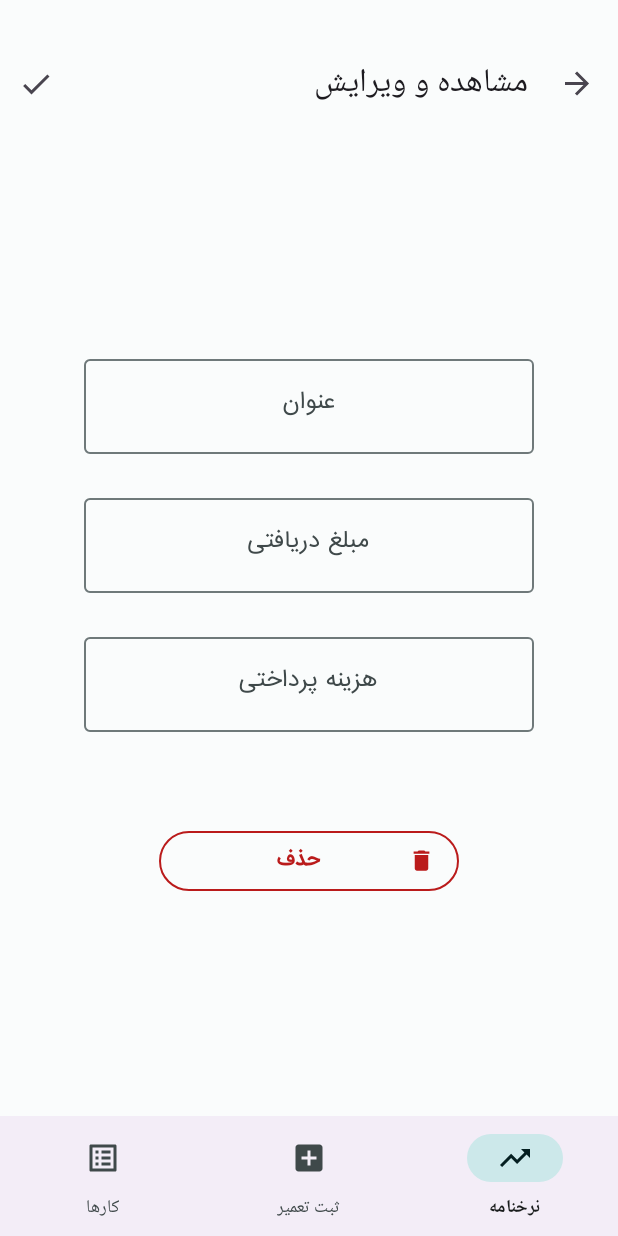
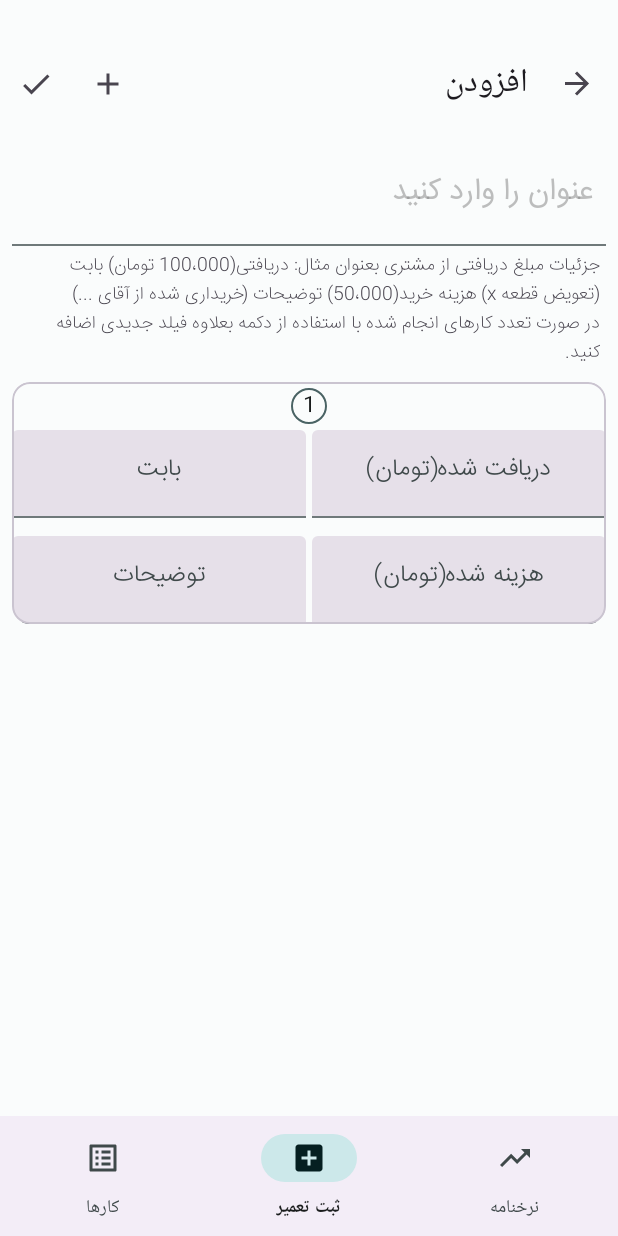
Before and after one commit to hamidamirhajlo/hesabketab, an Android app: the UpdateFragment screen opened through its navigation route, item 2 of the bottom bar chosen, on a phone screen of 412 x 824 dp. Run offline under Robolectric (Android 15) with nearby library versions, the phone set to English and light mode, and no system bars; our stand-ins replace Room's generated code, navigation-ui; libraries missing offline, so code that uses them is left out: ir.hamsaa.persiandatepicker.

Commit message:
rename AddFragment2 to AddFragment and completed

```diff
--- a/app/src/main/java/com/hamid/learninggauth/core/adapter/FieldsAdapter.kt
+++ b/app/src/main/java/com/hamid/learninggauth/core/adapter/FieldsAdapter.kt
@@ -6,18 +6,14 @@ import android.view.View
 import android.view.View.GONE
 import android.view.ViewGroup
 import android.widget.Toast
-import androidx.core.widget.addTextChangedListener
 import androidx.recyclerview.widget.RecyclerView
 import com.hamid.learninggauth.R
-import com.hamid.learninggauth.core.data.FieldsData
-import kotlinx.android.synthetic.main.fields_add.view.*
+import com.hamid.learninggauth.core.data.Field
+import kotlinx.android.synthetic.main.item_fields.view.*
 
 class FieldsAdapter : RecyclerView.Adapter<FieldsViewHolder>() {
 
-    private var cost: Int = 0
-    private var total: Int = 0
-    private var income: Int = 0
-    var listItem = mutableListOf<FieldsData>()
+    var listItem = mutableListOf<Field>()
     override fun onCreateViewHolder(parent: ViewGroup, viewType: Int): FieldsViewHolder {
         return FieldsViewHolder.by(parent)
     }
@@ -32,17 +28,13 @@ class FieldsAdapter : RecyclerView.Adapter<FieldsViewHolder>() {
                 removeItem(position)
             }
 
-            edt_total_add2.addTextChangedListener {
-
-                cost
-            }
         }
     }
 
     override fun getItemCount() = listItem.size
 
     @SuppressLint("NotifyDataSetChanged")
-    fun submit(newList: MutableList<FieldsData>) {
+    fun submit(newList: MutableList<Field>) {
         listItem = newList
         notifyItemInserted(listItem.size - 1)
     }
@@ -57,19 +49,19 @@ class FieldsAdapter : RecyclerView.Adapter<FieldsViewHolder>() {
 class FieldsViewHolder(view: View) : RecyclerView.ViewHolder(view) {
 
     @SuppressLint("SetTextI18n")
-    fun bind(item: FieldsData) {
+    fun bind(item: Field) {
         with(itemView) {
             try {
                 if (layoutPosition == 0) {
                     btn_remove_new_total.visibility = GONE
                 }
 
-                tv_num_add2.text = "${layoutPosition + 1}"
+                tv_num_add.text = "${layoutPosition + 1}"
                 item.id = layoutPosition
-                item.forr = edt_for_add2.text.toString()
-                item.total = edt_total_add2.text.toString()
-                item.cost = edt_cost_add2.text.toString()
-                item.comment = edt_comment_add2.text.toString()
+                item.forr = edt_for_add.text.toString()
+                item.total = edt_total_add.text.toString()
+                item.cost = edt_cost_add.text.toString()
+                item.comment = edt_comment_add.text.toString()
 
             } catch (e: Exception) {
                 Toast.makeText(this.context, "لطفا ورودی ها را کنترل کنید.", Toast.LENGTH_SHORT)
@@ -82,7 +74,7 @@ class FieldsViewHolder(view: View) : RecyclerView.ViewHolder(view) {
         fun by(parent: ViewGroup): FieldsViewHolder {
             return FieldsViewHolder(
                 LayoutInflater.from(parent.context).inflate(
-                    R.layout.fields_add, parent, false
+                    R.layout.item_fields, parent, false
                 )
             )
         }
--- a/app/src/main/java/com/hamid/learninggauth/core/data/FieldsData.kt
+++ b/app/src/main/java/com/hamid/learninggauth/core/data/Field.kt
@@ -1,6 +1,6 @@
 package com.hamid.learninggauth.core.data
 
-data class FieldsData(
+data class Field(
     var id:Int,
     var total: String,
     var forr: String,
--- /dev/null
+++ b/app/src/main/java/com/hamid/learninggauth/view/fragment/AddFragment.kt
@@ -0,0 +1,129 @@
+package com.hamid.learninggauth.view.fragment
+
+import android.os.Bundle
+import android.view.View
+import android.widget.ArrayAdapter
+import androidx.fragment.app.Fragment
+import androidx.navigation.fragment.findNavController
+import androidx.navigation.ui.AppBarConfiguration
+import androidx.navigation.ui.setupWithNavController
+import com.hamid.learninggauth.R
+import com.hamid.learninggauth.core.adapter.FieldsAdapter
+import com.hamid.learninggauth.core.adapter.FieldsViewHolder
+import com.hamid.learninggauth.core.data.AppData
+import com.hamid.learninggauth.core.data.Field
+import com.hamid.learninggauth.viewmodel.AppViewModel
+import kotlinx.android.synthetic.main.item_fields.view.*
+import kotlinx.android.synthetic.main.fragment_add.*
+import org.koin.androidx.viewmodel.ext.android.viewModel
+
+class AddFragment : Fragment(R.layout.fragment_add) {
+    private val viewModel: AppViewModel by viewModel()
+
+    private val fieldAdapter = FieldsAdapter()
+    private val fieldList = mutableListOf<Field>()
+
+    override fun onViewCreated(view: View, savedInstanceState: Bundle?) {
+        super.onViewCreated(view, savedInstanceState)
+        setupToolbar()
+
+
+        val actvAdapter = ArrayAdapter(
+            requireContext(), android.R.layout.simple_expandable_list_item_1,
+            resources.getStringArray(R.array.actv_title_suggestions)
+        )
+
+        actv_title_add.setAdapter(actvAdapter)
+
+        // setup recyclerview with an empty field
+        recy_add.adapter = fieldAdapter
+        addNewField()
+
+    }
+
+    // add new empty field and notify recyclerview
+    private fun addNewField() {
+        fieldList.add(Field(0, "", "", "", ""))
+        fieldAdapter.submit(fieldList)
+        recy_add.smoothScrollToPosition(fieldList.size)
+    }
+
+    // compute data from inputs and save list to db
+    private fun save(fieldAdapter: FieldsAdapter) {
+        if (actv_title_add.text.isNotEmpty()) {
+            val title = actv_title_add.text.toString()
+            var total = 0
+            var cost = 0
+            var forr = ""
+            var comment = ""
+
+            fieldAdapter.listItem.forEachIndexed { index, _ ->
+
+                val vh = recy_add.findViewHolderForLayoutPosition(index) as FieldsViewHolder
+
+                with(vh.itemView) {
+
+                    if (edt_total_add.text?.isNotEmpty() == true) {
+                        total += edt_total_add.text.toString().toInt()
+                    }
+
+                    if (edt_cost_add.text?.isNotEmpty() == true) {
+                        cost += edt_cost_add.text.toString().toInt()
+                    }
+
+
+                    /** get comment text and seprate each of them via (,) **/
+                    comment = if (edt_comment_add.text?.isNotEmpty() == true) {
+                        comment.plus("${edt_comment_add.text.toString()} , ")
+                    } else {
+                        comment.plus(" , ندارد")
+                    }
+
+                    /** get forr text and seprate each of them via (,) **/
+                    forr = if (edt_for_add.text?.isNotEmpty() == true) {
+                        forr.plus("${edt_for_add.text.toString()},")
+                    } else {
+                        forr.plus(" , ندارد")
+                    }
+                }
+            }
+
+            val income: Int = total - cost
+
+            val appData =
+                AppData(
+                    0,
+                    title,
+                    total.toString(),
+                    cost.toString(),
+                    income.toString(),
+                    forr,
+                    comment
+                )
+
+            println(appData)
+            viewModel.insert(appData)
+            findNavController().popBackStack()
+        } else {
+            actv_title_add.requestFocus()
+            textInputLayout_title.error = "عنوان نمی تواند خالی باشد"
+        }
+    }
+
+    private fun setupToolbar() {
+        toolbar.setupWithNavController(
+            findNavController(), AppBarConfiguration(findNavController().graph)
+        )
+
+        toolbar.setOnMenuItemClickListener {
+
+            when (it.itemId) {
+
+                R.id.action_save -> save(fieldAdapter)
+                R.id.action_add_field -> addNewField()
+            }
+
+            return@setOnMenuItemClickListener true
+        }
+    }
+}
--- a/app/src/main/java/com/hamid/learninggauth/view/fragment/MainFragment.kt
+++ b/app/src/main/java/com/hamid/learninggauth/view/fragment/MainFragment.kt
@@ -52,15 +52,9 @@ class MainFragment : Fragment(R.layout.fragment_main) {
 
     override fun onViewCreated(view: View, savedInstanceState: Bundle?) {
         super.onViewCreated(view, savedInstanceState)
+
         setupToolbar()
-
         setupRecyclerViewItems()
-
-        // initBottomNavigation()
-        fab_add_item.setOnClickListener {
-            findNavController().navigate(R.id.go_add2)
-        }
-
         initChips()
     }
 
--- /dev/null
+++ b/app/src/main/res/layout/fragment_add.xml
@@ -0,0 +1,78 @@
+<?xml version="1.0" encoding="utf-8"?>
+<androidx.coordinatorlayout.widget.CoordinatorLayout xmlns:android="http://schemas.android.com/apk/res/android"
+    xmlns:app="http://schemas.android.com/apk/res-auto"
+    xmlns:tools="http://schemas.android.com/tools"
+    android:layout_width="match_parent"
+    android:layout_height="match_parent"
+    android:layoutDirection="rtl">
+
+    <com.google.android.material.appbar.AppBarLayout
+        android:id="@+id/appbar"
+        android:layout_width="match_parent"
+        android:layout_height="wrap_content">
+
+        <androidx.appcompat.widget.Toolbar
+            android:id="@+id/toolbar"
+            android:layout_width="match_parent"
+            android:layout_height="?attr/actionBarSize"
+            app:menu="@menu/add_top"
+            tools:title="افزودن تعمیر انجام شده" />
+    </com.google.android.material.appbar.AppBarLayout>
+
+
+    <LinearLayout
+        android:padding="8dp"
+
+        android:layout_width="match_parent"
+        android:layout_height="wrap_content"
+        android:orientation="vertical"
+        app:layout_behavior="@string/appbar_scrolling_view_behavior">
+
+        <!-- title -->
+        <com.google.android.material.textfield.TextInputLayout
+            android:id="@+id/textInputLayout_title"
+            style="@style/Widget.Material3.TextInputLayout.FilledBox.Dense"
+            android:layout_width="match_parent"
+            android:layout_height="wrap_content"
+            android:layout_alignParentTop="true"
+            android:layout_marginTop="4dp"
+            android:hint="عنوان را وارد کنید"
+            android:textColorHint="#7f7f7f7f">
+
+            <com.google.android.material.textfield.MaterialAutoCompleteTextView
+                android:id="@+id/actv_title_add"
+                android:layout_width="match_parent"
+                android:layout_height="64dp"
+                android:background="@android:color/transparent"
+                android:elegantTextHeight="true"
+                android:fontFamily="@font/irsns"
+                android:maxLength="300"
+                android:maxLines="1"
+                android:padding="8dp"
+                android:textSize="20sp" />
+
+        </com.google.android.material.textfield.TextInputLayout>
+
+        <!-- comment -->
+        <TextView
+            android:id="@+id/tv_comment"
+            android:layout_width="match_parent"
+            android:layout_height="wrap_content"
+            android:layout_margin="4dp"
+            android:fontFamily="@font/irsns_ul"
+            android:text="جزئیات مبلغ دریافتی از مشتری بعنوان مثال: دریافتی(100،000 تومان) بابت (تعویض قطعه x) هزینه خرید(50،000) توضیحات (خریداری شده از آقای ...) \nدر صورت تعدد کارهای انجام شده با استفاده از دکمه بعلاوه فیلد جدیدی اضافه کنید."
+            android:textDirection="rtl"
+            android:textSize="12sp" />
+
+        <androidx.recyclerview.widget.RecyclerView
+            android:id="@+id/recy_add"
+            android:layout_width="match_parent"
+            android:layout_height="wrap_content"
+            app:layoutManager="androidx.recyclerview.widget.LinearLayoutManager"
+            tools:itemCount="2"
+            tools:listitem="@layout/item_fields" />
+
+    </LinearLayout>
+
+
+</androidx.coordinatorlayout.widget.CoordinatorLayout>
--- a/app/src/main/res/layout/fragment_update.xml
+++ b/app/src/main/res/layout/fragment_update.xml
@@ -16,7 +16,7 @@
             android:id="@+id/toolbar"
             android:layout_width="match_parent"
             android:layout_height="match_parent"
-            app:menu="@menu/menu_item_details"
+            app:menu="@menu/update_top"
             app:title="ویرایش" />
     </com.google.android.material.appbar.AppBarLayout>
 
--- a/app/src/main/res/layout/fields_add.xml
+++ b/app/src/main/res/layout/item_fields.xml
@@ -14,17 +14,17 @@
         android:orientation="vertical">
 
         <TextView
-            android:id="@+id/tv_num_add2"
+            android:id="@+id/tv_num_add"
             android:layout_width="24dp"
             android:layout_height="24dp"
             android:layout_gravity="center"
-            android:layout_margin="2dp"
+            android:layout_margin="4dp"
             android:background="@drawable/bg_circle"
             android:fontFamily="@font/irsns"
             android:gravity="center"
             android:text="1"
             android:textColor="?colorOnSurface"
-            android:textSize="16dp" />
+            android:textSize="14dp" />
 
         <LinearLayout
             android:layout_width="match_parent"
@@ -39,7 +39,7 @@
                 app:layout_constraintEnd_toEndOf="parent">
 
                 <com.google.android.material.textfield.TextInputEditText
-                    android:id="@+id/edt_total_add2"
+                    android:id="@+id/edt_total_add"
                     android:layout_width="match_parent"
                     android:layout_height="wrap_content"
                     android:fontFamily="@font/irsns_l"
@@ -59,7 +59,7 @@
                 app:layout_constraintEnd_toEndOf="parent">
 
                 <com.google.android.material.textfield.TextInputEditText
-                    android:id="@+id/edt_for_add2"
+                    android:id="@+id/edt_for_add"
                     android:layout_width="match_parent"
                     android:layout_height="wrap_content"
                     android:fontFamily="@font/irsns_l"
@@ -85,7 +85,7 @@
                 app:layout_constraintEnd_toEndOf="parent">
 
                 <com.google.android.material.textfield.TextInputEditText
-                    android:id="@+id/edt_cost_add2"
+                    android:id="@+id/edt_cost_add"
                     android:layout_width="match_parent"
                     android:layout_height="wrap_content"
                     android:fontFamily="@font/irsns_l"
@@ -105,7 +105,7 @@
                 app:layout_constraintEnd_toEndOf="parent">
 
                 <com.google.android.material.textfield.TextInputEditText
-                    android:id="@+id/edt_comment_add2"
+                    android:id="@+id/edt_comment_add"
                     android:layout_width="match_parent"
                     android:layout_height="wrap_content"
                     android:fontFamily="@font/irsns_l"
@@ -123,11 +123,11 @@
             android:layout_height="32dp"
             android:layout_gravity="start"
             android:adjustViewBounds="true"
-            android:visibility="gone"
+            android:background="@android:color/transparent"
             android:scaleType="centerCrop"
+            android:src="@drawable/ic_baseline_remove_circle_24"
             android:tint="?colorPrimary"
-            android:background="@android:color/transparent"
-            android:src="@drawable/ic_baseline_remove_circle_24" />
+            android:visibility="gone" />
 
     </LinearLayout>
 
--- /dev/null
+++ b/app/src/main/res/menu/add_top.xml
@@ -0,0 +1,15 @@
+<?xml version="1.0" encoding="utf-8"?>
+<menu xmlns:app="http://schemas.android.com/apk/res-auto"
+    xmlns:android="http://schemas.android.com/apk/res/android">
+
+    <item
+        android:id="@+id/action_add_field"
+        android:icon="@drawable/ic_baseline_add_24"
+        android:title="فیلد جدید"
+        app:showAsAction="always|collapseActionView" />
+    <item
+        android:id="@+id/action_save"
+        android:icon="@drawable/ic_baseline_check_24"
+        android:title="ذخیره"
+        app:showAsAction="always|collapseActionView" />
+</menu>
--- a/app/src/main/res/menu/main_bottom.xml
+++ b/app/src/main/res/menu/main_bottom.xml
@@ -3,18 +3,18 @@
     xmlns:android="http://schemas.android.com/apk/res/android">
 
     <item
-        android:id="@+id/nerkhFragment"
+        android:id="@+id/mainFragment"
         android:icon="@drawable/ic_baseline_list_alt_24"
         android:title="کارها"
         android:enabled="true"
         app:showAsAction="ifRoom" />
     <item
-        android:id="@+id/add_bottom_menu"
+        android:id="@+id/addFragment"
         android:icon="@drawable/ic_baseline_add_box_24"
         android:title="ثبت تعمیر"
         app:showAsAction="always" />
     <item
-        android:id="@+id/mainFragment"
+        android:id="@+id/nerkhFragment"
         android:icon="@drawable/ic_baseline_trending_up_24"
         android:title="نرخنامه"
         app:showAsAction="always" />
--- a/app/src/main/res/navigation/mm.xml
+++ b/app/src/main/res/navigation/mm.xml
@@ -22,10 +22,9 @@
             app:destination="@id/contactFragment" />
         <action
             android:id="@+id/go_add2"
-            app:destination="@id/addFragment2" />
+            app:destination="@id/addFragment" />
 
     </fragment>
-
     <fragment
         android:id="@+id/itemDetailsFragment"
         android:name="com.hamid.learninggauth.view.fragment.UpdateFragment"
@@ -42,10 +41,10 @@
         android:name="com.hamid.learninggauth.view.fragment.ContactFragment"
         android:label="ContactFragment" />
     <fragment
-        android:id="@+id/addFragment2"
-        tools:layout="@layout/fragment_add_2"
+        android:id="@+id/addFragment"
+        tools:layout="@layout/fragment_add"
 
-        android:name="com.hamid.learninggauth.view.fragment.AddFragment2"
+        android:name="com.hamid.learninggauth.view.fragment.AddFragment"
         android:label="افزودن" />
     <fragment
         android:id="@+id/nerkhFragment"
```
Also changed, not shown: app/src/main/java/com/hamid/learninggauth/view/fragment/AddFragment2.kt (deleted, +0 -123 lines), app/src/main/res/layout/fragment_add_2.xml (deleted, +0 -129 lines), app/src/main/res/layout/fragment_main.xml (+0 -9 lines), app/src/main/res/menu/update_top.xml (renamed from app/src/main/res/menu/menu_item_details.xml).
